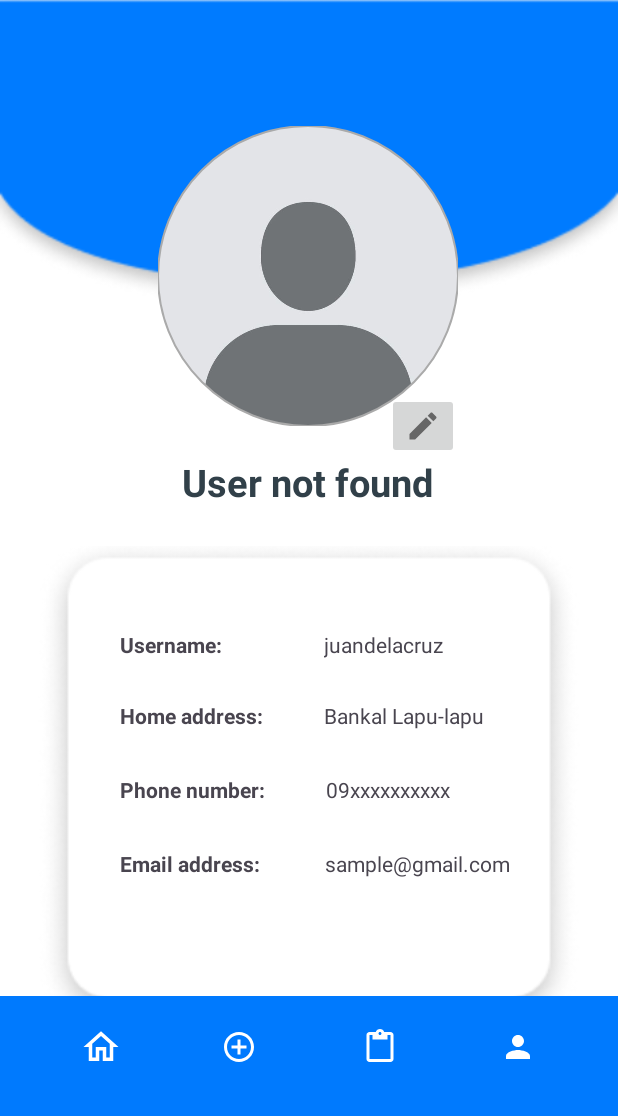
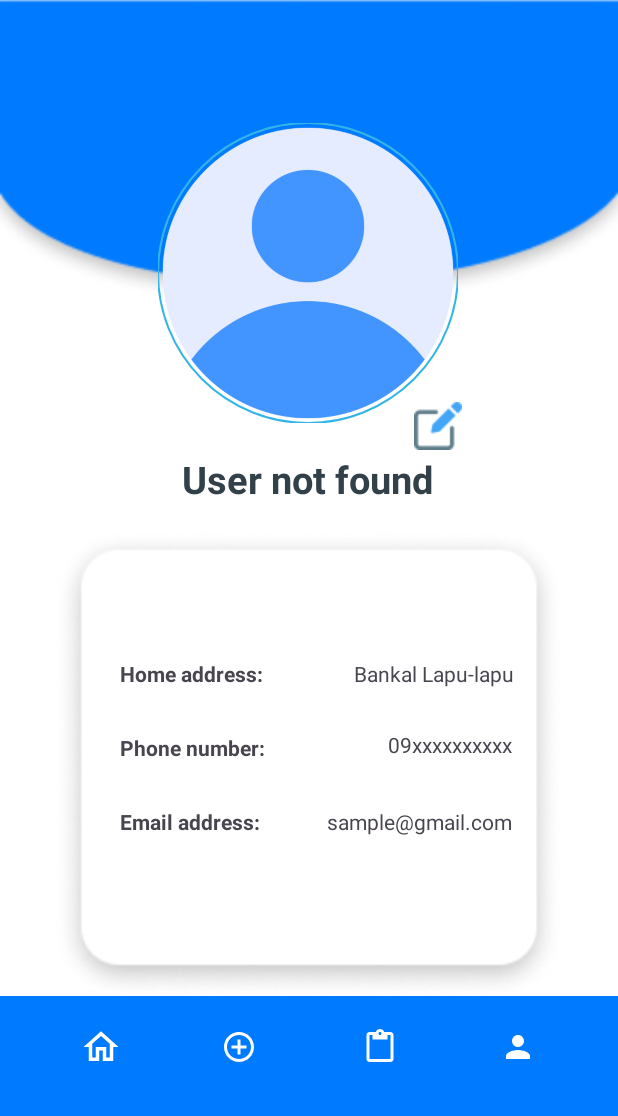
Before and after one commit to yevgeny182/MobDevFinal, an Android app: the ProfileScreen screen opened directly, with no data from a screen before it, on a phone screen of 412 x 824 dp, the part 120-1236 px from its top. Run offline under Robolectric (Android 15) with nearby library versions, the phone set to English and light mode, and no system bars; our stand-ins replace Firebase (no records; nobody signed in at launch, a user with empty details on screens opened directly); pictures from the network do not load.

Commit message:
changed icons for avatar and edit button to match color theme

```diff
--- a/app/src/main/res/layout/activity_main.xml
+++ b/app/src/main/res/layout/activity_main.xml
@@ -65,8 +65,8 @@
                     android:id="@+id/profile_image"
                     android:layout_width="57dp"
                     android:layout_height="59dp"
-                    android:src="@drawable/avatar"
-                    app:civ_border_color="#FF000000"
+                    android:src="@drawable/user_avatar"
+                    app:civ_border_color="#007BFF"
                     app:civ_border_width="2dp" />
 
                 <TextView
@@ -359,7 +359,8 @@
             android:background="?attr/selectableItemBackground"
             android:src="@drawable/outline_home_24"
             app:layout_constraintStart_toStartOf="parent"
-            app:layout_constraintTop_toTopOf="parent" />
+            app:layout_constraintTop_toTopOf="parent"
+            tools:ignore="SpeakableTextPresentCheck,TouchTargetSizeCheck" />
 
         <ImageButton
             android:id="@+id/addButton"
@@ -370,7 +371,8 @@
             android:background="?attr/selectableItemBackground"
             android:src="@drawable/outline_add_circle_outline_24"
             app:layout_constraintStart_toStartOf="parent"
-            app:layout_constraintTop_toTopOf="parent" />
+            app:layout_constraintTop_toTopOf="parent"
+            tools:ignore="SpeakableTextPresentCheck,TouchTargetSizeCheck" />
 
         <ImageButton
             android:id="@+id/billButton"
@@ -381,7 +383,8 @@
             android:background="?attr/selectableItemBackground"
             android:src="@drawable/outline_content_paste_24"
             app:layout_constraintEnd_toEndOf="parent"
-            app:layout_constraintTop_toTopOf="parent" />
+            app:layout_constraintTop_toTopOf="parent"
+            tools:ignore="SpeakableTextPresentCheck,TouchTargetSizeCheck" />
 
         <ImageButton
             android:id="@+id/profileButton"
@@ -392,7 +395,8 @@
             android:background="?attr/selectableItemBackground"
             android:src="@drawable/baseline_person_outline_24"
             app:layout_constraintEnd_toEndOf="parent"
-            app:layout_constraintTop_toTopOf="parent" />
+            app:layout_constraintTop_toTopOf="parent"
+            tools:ignore="SpeakableTextPresentCheck,TouchTargetSizeCheck" />
 
     </androidx.constraintlayout.widget.ConstraintLayout>
 </LinearLayout>
--- a/app/src/main/res/layout/activity_profile_screen.xml
+++ b/app/src/main/res/layout/activity_profile_screen.xml
@@ -50,7 +50,7 @@
             app:layout_constraintStart_toEndOf="@+id/textView"
             app:layout_constraintTop_toTopOf="parent"
             app:tint="@color/white"
-            tools:ignore="MissingConstraints" />
+            tools:ignore="MissingConstraints,SpeakableTextPresentCheck,TouchTargetSizeCheck" />
 
     </androidx.constraintlayout.widget.ConstraintLayout>
 
@@ -85,7 +85,7 @@
                 android:layout_width="200dp"
                 android:layout_height="200dp"
                 android:layout_margin="16dp"
-                android:src="@drawable/avatar"
+                android:src="@drawable/user_avatar"
                 android:scaleType="centerCrop"
                 app:layout_constraintBottom_toBottomOf="parent"
                 app:layout_constraintEnd_toEndOf="parent"
@@ -94,14 +94,16 @@
                 app:layout_constraintTop_toTopOf="parent"
                 app:layout_constraintVertical_bias="0.151"
                 app:shapeAppearanceOverlay="@style/circleImageView"
-                app:strokeColor="@android:color/darker_gray"
+                app:strokeColor="@android:color/holo_blue_light"
                 app:strokeWidth="1dp" />
 
             <ImageView
                 android:id="@+id/imageView3"
                 android:layout_width="match_parent"
                 android:layout_height="320dp"
-                android:layout_marginTop="80dp"
+                android:layout_marginTop="68dp"
+                android:layout_marginLeft="10dp"
+                android:layout_marginRight="10dp"
                 android:padding="25dp"
                 android:scaleType="centerCrop"
                 android:src="@drawable/bginfo"
@@ -131,9 +133,10 @@
                 android:layout_width="wrap_content"
                 android:layout_height="wrap_content"
                 android:layout_marginStart="80dp"
+                android:layout_marginTop="392dp"
+                android:text="Username: "
+                android:textColor="@color/white"
                 android:textStyle="bold"
-                android:layout_marginTop="420dp"
-                android:text="Username: "
                 app:layout_constraintStart_toStartOf="parent"
                 app:layout_constraintTop_toTopOf="parent"
                 tools:ignore="MissingConstraints" />
@@ -182,11 +185,12 @@
                 android:layout_width="wrap_content"
                 android:layout_height="wrap_content"
                 android:layout_marginStart="90dp"
-                android:layout_marginTop="420dp"
+                android:layout_marginTop="396dp"
                 android:layout_marginEnd="20dp"
                 android:text="juandelacruz"
+                android:textColor="@color/white"
                 app:layout_constraintEnd_toEndOf="parent"
-                app:layout_constraintHorizontal_bias="0.565"
+                app:layout_constraintHorizontal_bias="0.692"
                 app:layout_constraintStart_toStartOf="parent"
                 app:layout_constraintTop_toTopOf="parent"
                 tools:ignore="MissingConstraints" />
@@ -195,10 +199,12 @@
                 android:id="@+id/address"
                 android:layout_width="wrap_content"
                 android:layout_height="wrap_content"
-                android:layout_marginTop="28dp"
+                android:layout_marginTop="24dp"
+                android:gravity="right"
                 android:text="Bankal Lapu-lapu"
+                android:textAlignment="gravity"
                 app:layout_constraintEnd_toEndOf="parent"
-                app:layout_constraintHorizontal_bias="0.707"
+                app:layout_constraintHorizontal_bias="0.773"
                 app:layout_constraintStart_toStartOf="parent"
                 app:layout_constraintTop_toBottomOf="@+id/username"
                 tools:ignore="MissingConstraints" />
@@ -207,38 +213,41 @@
                 android:id="@+id/contact"
                 android:layout_width="wrap_content"
                 android:layout_height="wrap_content"
+                android:layout_marginTop="28dp"
+                android:gravity="right"
+                android:textAlignment="gravity"
                 android:text="09xxxxxxxxxx"
-                android:layout_marginTop="30dp"
                 app:layout_constraintEnd_toEndOf="parent"
-                app:layout_constraintHorizontal_bias="0.659"
+                app:layout_constraintHorizontal_bias="0.785"
                 app:layout_constraintStart_toStartOf="parent"
                 app:layout_constraintTop_toBottomOf="@+id/address"
-                tools:ignore="MissingConstraints"
-                tools:layout_editor_absoluteY="554dp" />
+                tools:ignore="MissingConstraints" />
 
             <TextView
                 android:id="@+id/email"
                 android:layout_width="wrap_content"
                 android:layout_height="wrap_content"
-                android:layout_marginTop="30dp"
+                android:layout_marginTop="32dp"
+                android:gravity="right"
+                android:textAlignment="gravity"
                 android:text="sample@gmail.com"
                 app:layout_constraintEnd_toEndOf="parent"
-                app:layout_constraintHorizontal_bias="0.751"
+                app:layout_constraintHorizontal_bias="0.755"
                 app:layout_constraintStart_toStartOf="parent"
-                tools:ignore="MissingConstraints"
                 app:layout_constraintTop_toBottomOf="@+id/contact"
-                tools:layout_editor_absoluteY="598dp" />
+                tools:ignore="MissingConstraints" />
 
             <ImageButton
                 android:id="@+id/imageButtonChangeImage"
-                android:layout_width="wrap_content"
-                android:layout_height="wrap_content"
-                app:srcCompat="@drawable/baseline_edit_24"
+                android:layout_width="32dp"
+                android:layout_height="32dp"
+                android:layout_marginStart="276dp"
+                android:layout_marginTop="268dp"
+                android:backgroundTint="@color/white"
                 app:layout_constraintStart_toStartOf="parent"
                 app:layout_constraintTop_toTopOf="parent"
-                android:layout_marginStart="258dp"
-                android:layout_marginTop="262dp"
-                />
+                app:srcCompat="@drawable/pen_edit"
+                tools:ignore="SpeakableTextPresentCheck,TouchTargetSizeCheck" />
 
 
         </androidx.constraintlayout.widget.ConstraintLayout>
@@ -265,7 +274,8 @@
             android:background="?attr/selectableItemBackground"
             android:src="@drawable/outline_home_24"
             app:layout_constraintStart_toStartOf="parent"
-            app:layout_constraintTop_toTopOf="parent" />
+            app:layout_constraintTop_toTopOf="parent"
+            tools:ignore="SpeakableTextPresentCheck,TouchTargetSizeCheck" />
 
         <ImageButton
             android:id="@+id/addButton"
@@ -276,7 +286,8 @@
             android:background="?attr/selectableItemBackground"
             android:src="@drawable/outline_add_circle_outline_24"
             app:layout_constraintStart_toStartOf="parent"
-            app:layout_constraintTop_toTopOf="parent" />
+            app:layout_constraintTop_toTopOf="parent"
+            tools:ignore="SpeakableTextPresentCheck,TouchTargetSizeCheck" />
 
         <ImageButton
             android:id="@+id/billButton"
@@ -287,7 +298,8 @@
             android:background="?attr/selectableItemBackground"
             android:src="@drawable/outline_content_paste_24"
             app:layout_constraintEnd_toEndOf="parent"
-            app:layout_constraintTop_toTopOf="parent" />
+            app:layout_constraintTop_toTopOf="parent"
+            tools:ignore="SpeakableTextPresentCheck,TouchTargetSizeCheck" />
 
         <ImageButton
             android:id="@+id/profileButton"
@@ -298,7 +310,8 @@
             android:background="?attr/selectableItemBackground"
             android:src="@drawable/baseline_person_outline_24"
             app:layout_constraintEnd_toEndOf="parent"
-            app:layout_constraintTop_toTopOf="parent" />
+            app:layout_constraintTop_toTopOf="parent"
+            tools:ignore="SpeakableTextPresentCheck,TouchTargetSizeCheck" />
 
     </androidx.constraintlayout.widget.ConstraintLayout>
 </LinearLayout>
```
Also changed, not shown: app/src/main/res/drawable/pen_edit.png (added), app/src/main/res/drawable/user_avatar.png (added).
